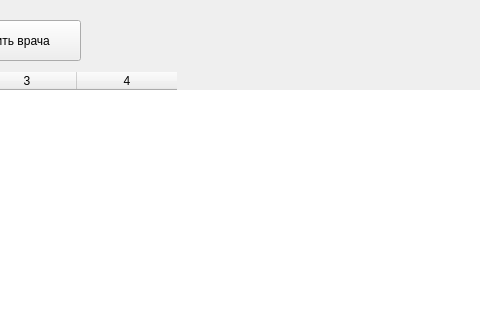
Above: ui/main_admin.ui from nikitarubcov99/kidney_stone before the change; both pictures show x 245 to 725 and y 0 to 320 of the 836 by 517 pixel window. Below: the same form after it.
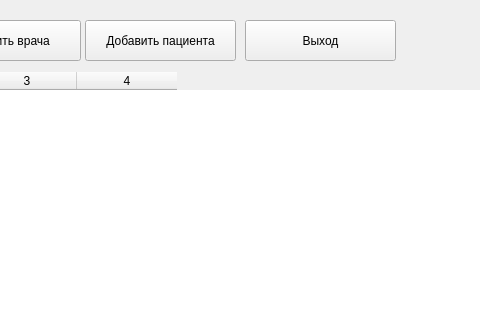
That is the form after the change.

Commit message: add function for admin

Patch:
```diff
--- a/ui/main_admin.ui
+++ b/ui/main_admin.ui
@@ -81,6 +81,32 @@
     <column/>
     <column/>
    </widget>
+   <widget class="QPushButton" name="pushButton_3">
+    <property name="geometry">
+     <rect>
+      <x>330</x>
+      <y>20</y>
+      <width>151</width>
+      <height>41</height>
+     </rect>
+    </property>
+    <property name="text">
+     <string>Добавить пациента</string>
+    </property>
+   </widget>
+   <widget class="QPushButton" name="pushButton_4">
+    <property name="geometry">
+     <rect>
+      <x>490</x>
+      <y>20</y>
+      <width>151</width>
+      <height>41</height>
+     </rect>
+    </property>
+    <property name="text">
+     <string>Выход</string>
+    </property>
+   </widget>
   </widget>
   <widget class="QMenuBar" name="menubar">
    <property name="geometry">
```
The commit also changes 18 other files.
